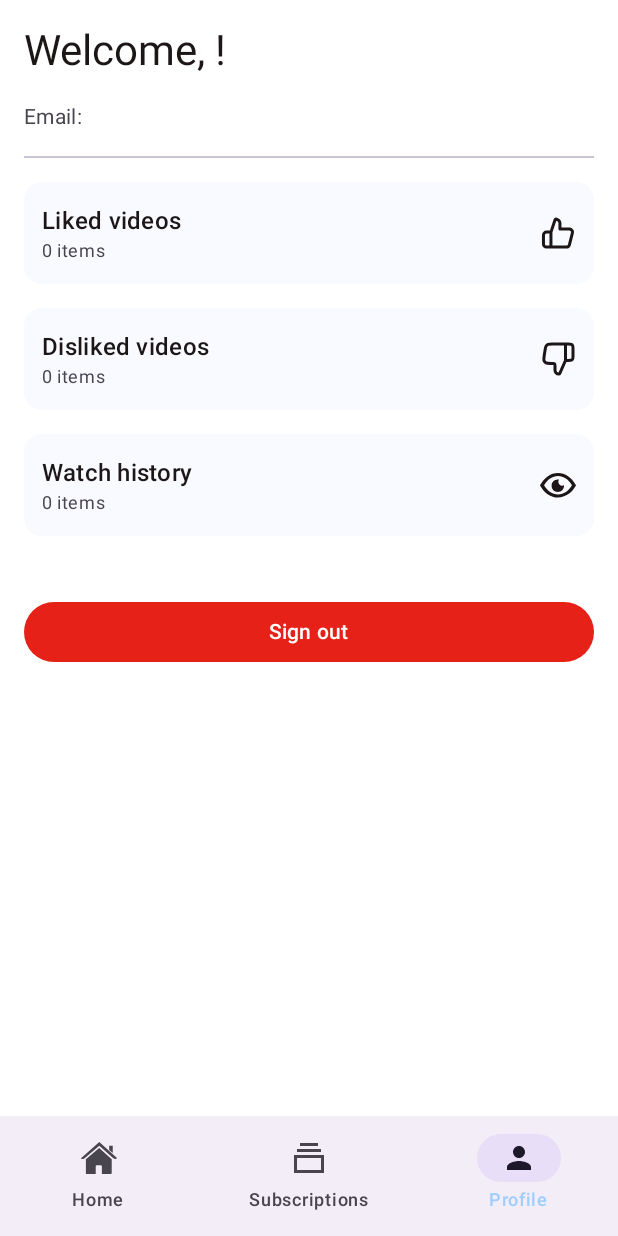
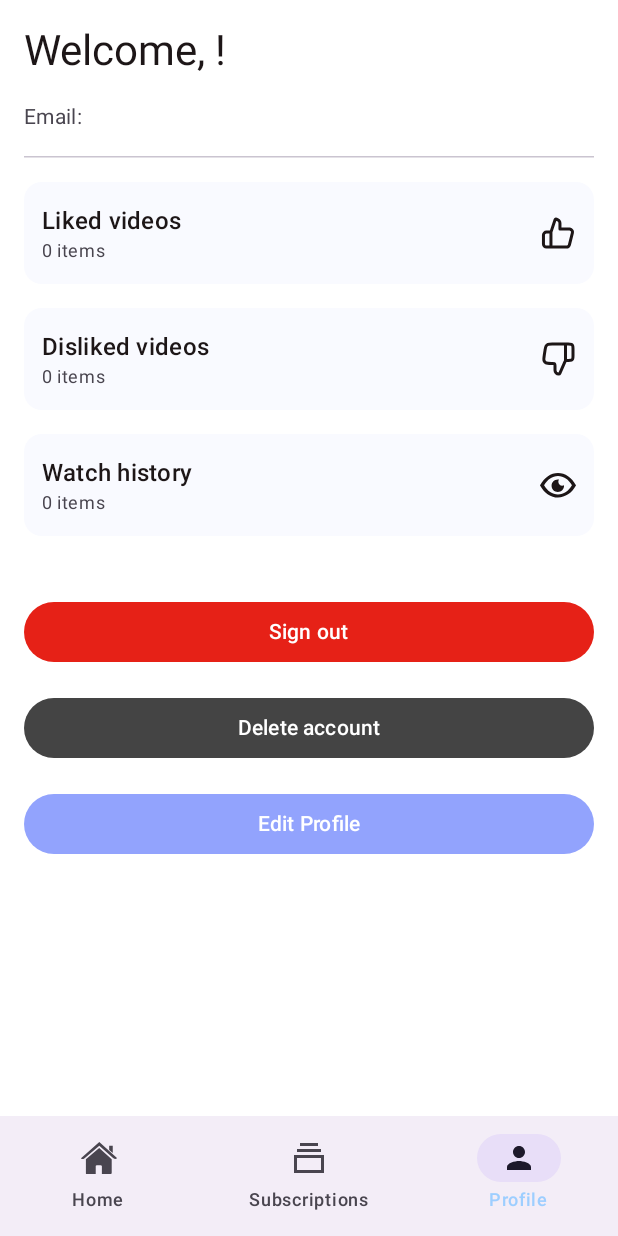
Before and after one commit to B0rislava/YoutubeApp, an Android app built with Jetpack Compose: the composable HomeScreen called with empty values, item 3 of the bottom bar chosen, on a phone screen of 412 x 824 dp. Run offline under Robolectric (Android 15) with nearby library versions, the phone set to English and light mode, and no system bars; our stand-ins replace Room's generated code; libraries missing offline, so code that uses them is left out: com.pierfrancescosoffritti.androidyoutubeplayer, com.skydoves.landscapist; 1 statement that could not run was skipped.

Commit message:
feat(profile): add universal factory, account deletion, and edit profile dialog
- Add a universal ViewModel factory for cleaner initialization.
- Implement "Delete Account" button and update DAOs (UserDao, LikesDao, DislikesDao, HistoryDao, SubscriptionsDao) with functions to remove all user-related data.
- Create EditProfileDialog and add updateProfile function in ProfileViewModel.
- Extend UserRepository with deleteUserById and updateUser functions.
- Add a Sign Out confirmation popup.

```diff
--- a/app/src/main/java/com/example/youtubeapp/data/local/DislikesDao.kt
+++ b/app/src/main/java/com/example/youtubeapp/data/local/DislikesDao.kt
@@ -13,4 +13,7 @@ interface DislikesDao {
 
     @Query("SELECT videoId FROM disliked_videos WHERE userId = :userId ORDER BY createdAt DESC")
     suspend fun getDisliked(userId: Int): List<String>
+
+    @Query("DELETE FROM disliked_videos WHERE userId = :userId")
+    suspend fun deleteAllForUser(userId: Int)
 }
--- a/app/src/main/java/com/example/youtubeapp/data/local/HistoryDaoSimple.kt
+++ b/app/src/main/java/com/example/youtubeapp/data/local/HistoryDaoSimple.kt
@@ -21,4 +21,7 @@ interface HistoryDaoSimple {
 
     @Query("DELETE FROM watch_history WHERE userId = :userId")
     suspend fun clearHistory(userId: Int)
+
+    @Query("DELETE FROM watch_history WHERE userId = :userId")
+    suspend fun deleteAllForUser(userId: Int)
 }
--- a/app/src/main/java/com/example/youtubeapp/data/local/LikesDao.kt
+++ b/app/src/main/java/com/example/youtubeapp/data/local/LikesDao.kt
@@ -13,4 +13,7 @@ interface LikesDao {
 
     @Query("SELECT videoId FROM liked_videos WHERE userId = :userId ORDER BY createdAt DESC")
     suspend fun getLiked(userId: Int): List<String>
+
+    @Query("DELETE FROM liked_videos WHERE userId = :userId")
+    suspend fun deleteAllForUser(userId: Int)
 }
--- a/app/src/main/java/com/example/youtubeapp/data/local/SubscriptionsDao.kt
+++ b/app/src/main/java/com/example/youtubeapp/data/local/SubscriptionsDao.kt
@@ -13,4 +13,7 @@ interface SubscriptionsDao {
 
     @Query("SELECT channelId FROM subscribed_channels WHERE userId = :userId ORDER BY createdAt DESC")
     suspend fun getSubscriptions(userId: Int): List<String>
+
+    @Query("DELETE FROM subscribed_channels WHERE userId = :userId")
+    suspend fun deleteAllForUser(userId: Int)
 }
--- a/app/src/main/java/com/example/youtubeapp/data/local/UserDao.kt
+++ b/app/src/main/java/com/example/youtubeapp/data/local/UserDao.kt
@@ -4,6 +4,7 @@ import androidx.room.Dao
 import androidx.room.Insert
 import androidx.room.OnConflictStrategy
 import androidx.room.Query
+import androidx.room.Update
 import com.example.youtubeapp.data.local.entities.User
 
 @Dao
@@ -17,7 +18,13 @@ interface UserDao {
     @Query("SELECT * FROM users WHERE email = :email LIMIT 1")
     suspend fun getUserByEmail(email: String): User?
 
+    @Query("DELETE FROM users WHERE uid = :uid")
+    suspend fun deleteById(uid: Int)
+
     @Insert(onConflict = OnConflictStrategy.REPLACE)
     suspend fun insertUser(user: User)
 
+    @Update
+    suspend fun updateUser(user: User)
+
 }
--- a/app/src/main/java/com/example/youtubeapp/repository/UserRepository.kt
+++ b/app/src/main/java/com/example/youtubeapp/repository/UserRepository.kt
@@ -26,4 +26,10 @@ class UserRepository(private val userDao: UserDao) {
         return userDao.getUserByEmail(email)
     }
 
+    suspend fun deleteUserById(uid: Int) {
+        userDao.deleteById(uid)
+    }
+
+    suspend fun updateUser(user: User) =
+        userDao.updateUser(user)
 }
--- a/app/src/main/java/com/example/youtubeapp/screens/HomeScreen.kt
+++ b/app/src/main/java/com/example/youtubeapp/screens/HomeScreen.kt
@@ -46,10 +46,8 @@
     import com.example.youtubeapp.model.VideoRepository
     import com.example.youtubeapp.model.VideoUser
     import com.example.youtubeapp.components.MainBottomBar
-    import com.example.youtubeapp.data.local.DatabaseProvider
-    import com.example.youtubeapp.repository.UserRepository
     import com.example.youtubeapp.viewmodel.ProfileViewModel
-    import com.example.youtubeapp.viewmodel.factory.ProfileViewModelFactory
+    import com.example.youtubeapp.viewmodel.factory.AppViewModelFactory
     import com.skydoves.landscapist.glide.GlideImage
 
     @OptIn(ExperimentalMaterial3Api::class)
@@ -64,10 +62,9 @@
         LaunchedEffect(initialTab) { selectedTab = initialTab }
 
         val context = LocalContext.current
-        val userRepository = UserRepository(DatabaseProvider.getDatabase(context).userDao())
 
         val profileViewModel: ProfileViewModel = viewModel(
-            factory = ProfileViewModelFactory(currentUserEmail, userRepository)
+            factory = AppViewModelFactory(context, currentUserEmail)
         )
 
         val navigateToTab: (String) -> Unit = { screen ->
--- a/app/src/main/java/com/example/youtubeapp/screens/ProfileScreen.kt
+++ b/app/src/main/java/com/example/youtubeapp/screens/ProfileScreen.kt
@@ -9,10 +9,11 @@ import androidx.compose.foundation.clickable
 import androidx.compose.foundation.layout.*
 import androidx.compose.foundation.rememberScrollState
 import androidx.compose.foundation.verticalScroll
-import androidx.compose.material.icons.Icons
+import androidx.compose.material3.AlertDialog
 import androidx.compose.material3.Button
 import androidx.compose.material3.ButtonDefaults
-import androidx.compose.material3.Divider
+import androidx.compose.material3.DividerDefaults
+import androidx.compose.material3.HorizontalDivider
 import androidx.compose.material3.Icon
 import androidx.compose.material3.MaterialTheme
 import androidx.compose.material3.Surface
@@ -66,6 +67,9 @@ fun ProfileScreen(viewModel: ProfileViewModel, navController: NavController) {
     var historyOpen by remember { mutableStateOf(false) }
 
     val scope = rememberCoroutineScope()
+    var showSignOutDialog by remember { mutableStateOf(false) }
+    var showDeleteDialog by remember { mutableStateOf(false) }
+    var showEditDialog by remember { mutableStateOf(false) }
 
     // Load user + lists
     LaunchedEffect(email) {
@@ -96,7 +100,7 @@ fun ProfileScreen(viewModel: ProfileViewModel, navController: NavController) {
             color = MaterialTheme.colorScheme.onSurfaceVariant
         )
 
-        Divider()
+        HorizontalDivider(Modifier, DividerDefaults.Thickness, DividerDefaults.color)
 
         // Liked videos
         ExpandableSection(
@@ -135,12 +139,7 @@ fun ProfileScreen(viewModel: ProfileViewModel, navController: NavController) {
 
         // Sign out
         Button(
-            onClick = {
-                navController.navigate(Screen.SignIn.route) {
-                    popUpTo(0) { inclusive = true }
-                    launchSingleTop = true
-                }
-            },
+            onClick = { showSignOutDialog = true },
             modifier = Modifier.fillMaxWidth(),
             colors = ButtonDefaults.buttonColors(
                 containerColor = Color(0xFFE62117),
@@ -150,7 +149,91 @@ fun ProfileScreen(viewModel: ProfileViewModel, navController: NavController) {
             Text("Sign out")
         }
 
-        Spacer(Modifier.height(8.dp))
+        if (showSignOutDialog) {
+            AlertDialog(
+                onDismissRequest = { showSignOutDialog = false },
+                title = { Text("Sign Out") },
+                text = { Text("Do you really want to sign out?") },
+                confirmButton = {
+                    Button(
+                        onClick = {
+                            showSignOutDialog = false
+                            navController.navigate(Screen.SignIn.route) {
+                                popUpTo(0) { inclusive = true }
+                                launchSingleTop = true
+                            }
+                        }
+                    ) {
+                        Text("Yes, Sign Out")
+                    }
+                },
+                dismissButton = {
+                    Button(onClick = { showSignOutDialog = false }) {
+                        Text("Cancel")
+                    }
+                }
+            )
+        }
+
+        // Delete
+        Button(
+            onClick = { showDeleteDialog = true },
+            modifier = Modifier.fillMaxWidth(),
+            colors = ButtonDefaults.buttonColors(
+                containerColor = Color.DarkGray,
+                contentColor = Color.White
+            ),
+        ) {
+            Text("Delete account")
+        }
+
+        if(showDeleteDialog) {
+            AlertDialog(
+                onDismissRequest = { showDeleteDialog = false },
+                title = { Text("Delete Account") },
+                text = { Text("Do you really want to delete your account? This action cannot be undone.") },
+                confirmButton = {
+                    Button(
+                        onClick = {
+                            showDeleteDialog = false
+                            userId?.let { uid ->
+                                scope.launch {
+                                    userRepo.deleteUserById(uid)
+                                    listsRepo.clearForUser(uid)
+
+                                    navController.navigate(Screen.SignIn.route){
+                                        popUpTo(0) { inclusive = true }
+                                        launchSingleTop = true
+                                    }
+                                }
+                            }
+                        }
+                    ) {
+                        Text("Yes, Delete")
+                    }
+                },
+                dismissButton = {
+                    Button(onClick = { showDeleteDialog = false }) {
+                        Text("Cancel")
+                    }
+                }
+            )
+        }
+
+        Button(
+            onClick = { showEditDialog = true },
+            modifier = Modifier.fillMaxWidth()
+        ) {
+            Text("Edit Profile")
+        }
+
+        if (showEditDialog) {
+            EditProfileDialog(
+                viewModel = viewModel,
+                onDismiss = { showEditDialog = false }
+            )
+        }
+
     }
 }
 
@@ -161,7 +244,7 @@ private fun ExpandableSection(
     count: Int,
     expanded: Boolean,
     onToggle: () -> Unit,
-    Icon: Painter? = null,   // renamed for clarity
+    Icon: Painter? = null,
     content: @Composable () -> Unit
 ) {
     Surface(tonalElevation = 1.dp, shape = MaterialTheme.shapes.medium) {
@@ -239,7 +322,7 @@ private fun VideoIdList(
                     modifier = Modifier.padding(vertical = 4.dp)
                 )
             }
-            Divider()
+            HorizontalDivider(Modifier, DividerDefaults.Thickness, DividerDefaults.color)
         }
     }
 }
--- /dev/null
+++ b/app/src/main/java/com/example/youtubeapp/viewmodel/factory/AppViewModelFactory.kt
@@ -0,0 +1,35 @@
+package com.example.youtubeapp.viewmodel.factory
+
+import android.content.Context
+import androidx.lifecycle.ViewModel
+import androidx.lifecycle.ViewModelProvider
+import com.example.youtubeapp.data.local.DatabaseProvider
+import com.example.youtubeapp.repository.UserRepository
+import com.example.youtubeapp.viewmodel.ProfileViewModel
+import com.example.youtubeapp.viewmodel.SignInViewModel
+import com.example.youtubeapp.viewmodel.SignUpViewModel
+
+class AppViewModelFactory(
+    private val context: Context,
+    private val email: String? = null
+) : ViewModelProvider.Factory {
+
+    override fun <T : ViewModel> create(modelClass: Class<T>): T {
+        val userDao = DatabaseProvider.getDatabase(context).userDao()
+        val repository = UserRepository(userDao)
+
+        return when {
+            modelClass.isAssignableFrom(SignInViewModel::class.java) -> {
+                SignInViewModel(repository) as T
+            }
+            modelClass.isAssignableFrom(SignUpViewModel::class.java) -> {
+                SignUpViewModel(repository) as T
+            }
+            modelClass.isAssignableFrom(ProfileViewModel::class.java) -> {
+                requireNotNull(email) { "Email is required for ProfileViewModel" }
+                ProfileViewModel(repository, email) as T
+            }
+            else -> throw IllegalArgumentException("Unknown ViewModel class: ${modelClass.name}")
+        }
+    }
+}
--- a/app/src/main/java/com/example/youtubeapp/viewmodel/factory/ProfileViewModelFactory.kt
+++ /dev/null
@@ -1,19 +0,0 @@
-package com.example.youtubeapp.viewmodel.factory
-
-import androidx.lifecycle.ViewModel
-import androidx.lifecycle.ViewModelProvider
-import com.example.youtubeapp.repository.UserRepository
-import com.example.youtubeapp.viewmodel.ProfileViewModel
-
-class ProfileViewModelFactory(
-    private val email: String,
-    private val repository: UserRepository
-) : ViewModelProvider.Factory {
-    override fun <T : ViewModel> create(modelClass: Class<T>): T {
-        if (modelClass.isAssignableFrom(ProfileViewModel::class.java)) {
-            @Suppress("UNCHECKED_CAST")
-            return ProfileViewModel(repository, email) as T
-        }
-        throw IllegalArgumentException("Unknown ViewModel class")
-    }
-}
```
Also changed, not shown: app/src/main/java/com/example/youtubeapp/navigation/AppNavHost.kt (+4 -11 lines), app/src/main/java/com/example/youtubeapp/repository/FakeRepository.kt (deleted, +0 -7 lines), app/src/main/java/com/example/youtubeapp/repository/SimpleListsRepository.kt (+8 -0 lines), app/src/main/java/com/example/youtubeapp/screens/EditProfileDialog.kt (added, +70 -0 lines), app/src/main/java/com/example/youtubeapp/viewmodel/ProfileViewModel.kt (+24 -0 lines), app/src/main/java/com/example/youtubeapp/viewmodel/factory/SignInViewModelFactory.kt (deleted, +0 -20 lines), app/src/main/java/com/example/youtubeapp/viewmodel/factory/SignUpViewModelFactory.kt (deleted, +0 -20 lines).
